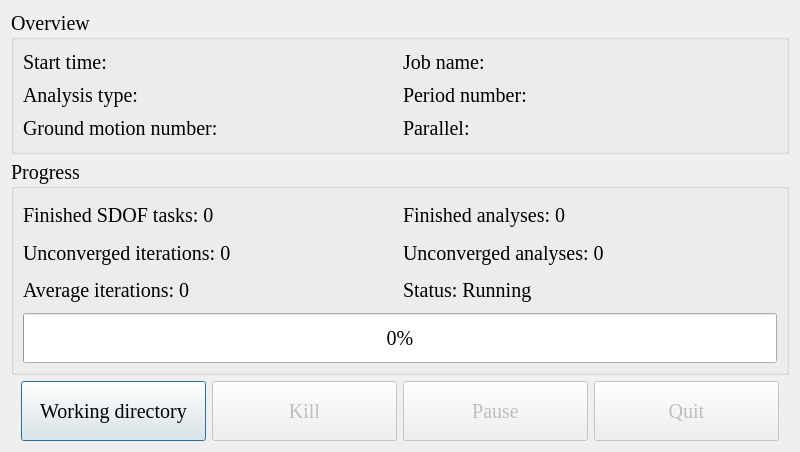
This is ui/Win.ui in WenchenLie/NRSA as Qt 5 draws it before an edit. The edited form follows.
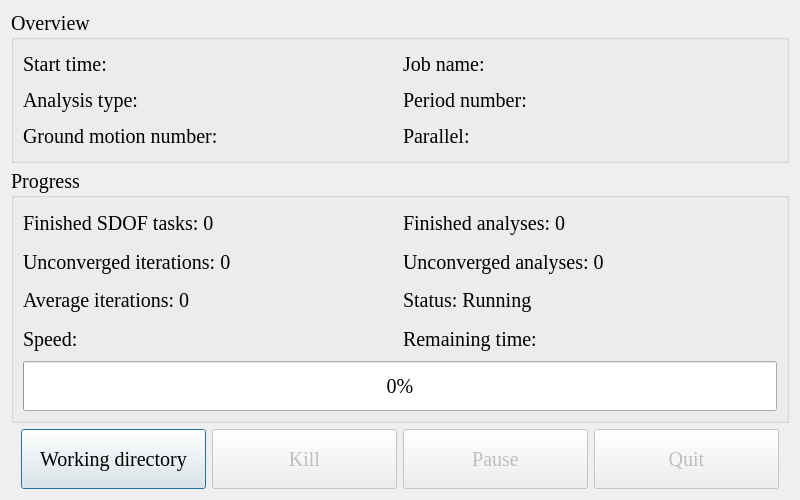
This is the edited form.

Patch:
```diff
--- a/ui/Win.ui
+++ b/ui/Win.ui
@@ -7,13 +7,13 @@
     <x>0</x>
     <y>0</y>
     <width>800</width>
-    <height>452</height>
+    <height>500</height>
    </rect>
   </property>
   <property name="minimumSize">
    <size>
     <width>800</width>
-    <height>450</height>
+    <height>500</height>
    </size>
   </property>
   <property name="maximumSize">
@@ -31,7 +31,7 @@
   <property name="windowTitle">
    <string>NRSA monitor</string>
   </property>
-  <layout class="QVBoxLayout" name="verticalLayout_2" stretch="6,9,8,0">
+  <layout class="QVBoxLayout" name="verticalLayout_2" stretch="5,9,2,0">
    <item>
     <widget class="QGroupBox" name="groupBox_2">
      <property name="title">
@@ -42,6 +42,12 @@
        <layout class="QHBoxLayout" name="horizontalLayout_5">
         <item>
          <widget class="QLabel" name="label_2">
+          <property name="minimumSize">
+           <size>
+            <width>0</width>
+            <height>30</height>
+           </size>
+          </property>
           <property name="maximumSize">
            <size>
             <width>16777215</width>
@@ -78,6 +84,12 @@
        <layout class="QHBoxLayout" name="horizontalLayout_8">
         <item>
          <widget class="QLabel" name="label_8">
+          <property name="minimumSize">
+           <size>
+            <width>0</width>
+            <height>30</height>
+           </size>
+          </property>
           <property name="maximumSize">
            <size>
             <width>16777215</width>
@@ -114,6 +126,12 @@
        <layout class="QHBoxLayout" name="horizontalLayout_10">
         <item>
          <widget class="QLabel" name="label_10">
+          <property name="minimumSize">
+           <size>
+            <width>0</width>
+            <height>30</height>
+           </size>
+          </property>
           <property name="text">
            <string>Job name:</string>
           </property>
@@ -138,6 +156,12 @@
        <layout class="QHBoxLayout" name="horizontalLayout_7">
         <item>
          <widget class="QLabel" name="label_4">
+          <property name="minimumSize">
+           <size>
+            <width>0</width>
+            <height>30</height>
+           </size>
+          </property>
           <property name="maximumSize">
            <size>
             <width>16777215</width>
@@ -177,7 +201,7 @@
           <property name="minimumSize">
            <size>
             <width>0</width>
-            <height>0</height>
+            <height>30</height>
            </size>
           </property>
           <property name="maximumSize">
@@ -210,6 +234,12 @@
        <layout class="QHBoxLayout" name="horizontalLayout_6">
         <item>
          <widget class="QLabel" name="label_3">
+          <property name="minimumSize">
+           <size>
+            <width>0</width>
+            <height>30</height>
+           </size>
+          </property>
           <property name="maximumSize">
            <size>
             <width>16777215</width>
@@ -247,12 +277,18 @@
    </item>
    <item>
     <widget class="QGroupBox" name="groupBox">
+     <property name="minimumSize">
+      <size>
+       <width>0</width>
+       <height>0</height>
+      </size>
+     </property>
      <property name="title">
       <string>Progress</string>
      </property>
-     <layout class="QVBoxLayout" name="verticalLayout_3">
+     <layout class="QVBoxLayout" name="verticalLayout_3" stretch="5">
       <item>
-       <layout class="QVBoxLayout" name="verticalLayout" stretch="1,0,1,3">
+       <layout class="QVBoxLayout" name="verticalLayout" stretch="5,5,5,5,2">
         <item>
          <layout class="QHBoxLayout" name="horizontalLayout_2" stretch="1,1">
           <item>
@@ -266,7 +302,7 @@
             <property name="maximumSize">
              <size>
               <width>16777215</width>
-              <height>30</height>
+              <height>16777215</height>
              </size>
             </property>
             <property name="text">
@@ -279,7 +315,7 @@
             <property name="minimumSize">
              <size>
               <width>0</width>
-              <height>0</height>
+              <height>30</height>
              </size>
             </property>
             <property name="maximumSize">
@@ -296,7 +332,7 @@
          </layout>
         </item>
         <item>
-         <layout class="QHBoxLayout" name="horizontalLayout_4">
+         <layout class="QHBoxLayout" name="horizontalLayout_4" stretch="1,1">
           <item>
            <widget class="QLabel" name="label_11">
             <property name="minimumSize">
@@ -305,6 +341,12 @@
               <height>30</height>
              </size>
             </property>
+            <property name="maximumSize">
+             <size>
+              <width>16777215</width>
+              <height>16777215</height>
+             </size>
+            </property>
             <property name="text">
              <string>Unconverged iterations: 0</string>
             </property>
@@ -318,6 +360,12 @@
               <height>30</height>
              </size>
             </property>
+            <property name="maximumSize">
+             <size>
+              <width>16777215</width>
+              <height>16777215</height>
+             </size>
+            </property>
             <property name="text">
              <string>Unconverged analyses: 0</string>
             </property>
@@ -326,7 +374,7 @@
          </layout>
         </item>
         <item>
-         <layout class="QHBoxLayout" name="horizontalLayout_9">
+         <layout class="QHBoxLayout" name="horizontalLayout_9" stretch="1,1">
           <item>
            <widget class="QLabel" name="label_5">
             <property name="minimumSize">
@@ -335,6 +383,12 @@
               <height>30</height>
              </size>
             </property>
+            <property name="maximumSize">
+             <size>
+              <width>16777215</width>
+              <height>16777215</height>
+             </size>
+            </property>
             <property name="text">
              <string>Average iterations: 0</string>
             </property>
@@ -342,6 +396,18 @@
           </item>
           <item>
            <widget class="QLabel" name="label_12">
+            <property name="minimumSize">
+             <size>
+              <width>0</width>
+              <height>30</height>
+             </size>
+            </property>
+            <property name="maximumSize">
+             <size>
+              <width>16777215</width>
+              <height>16777215</height>
+             </size>
+            </property>
             <property name="text">
              <string>Status: Running</string>
             </property>
@@ -349,6 +415,48 @@
           </item>
          </layout>
         </item>
+        <item>
+         <layout class="QHBoxLayout" name="horizontalLayout_11" stretch="1,1">
+          <item>
+           <widget class="QLabel" name="label_14">
+            <property name="minimumSize">
+             <size>
+              <width>0</width>
+              <height>30</height>
+             </size>
+            </property>
+            <property name="maximumSize">
+             <size>
+              <width>16777215</width>
+              <height>16777215</height>
+             </size>
+            </property>
+            <property name="text">
+             <string>Speed:</string>
+            </property>
+           </widget>
+          </item>
+          <item>
+           <widget class="QLabel" name="label_13">
+            <property name="minimumSize">
+             <size>
+              <width>0</width>
+              <height>30</height>
+             </size>
+            </property>
+            <property name="maximumSize">
+             <size>
+              <width>16777215</width>
+              <height>16777215</height>
+             </size>
+            </property>
+            <property name="text">
+             <string>Remaining time:</string>
+            </property>
+           </widget>
+          </item>
+         </layout>
+        </item>
         <item>
          <widget class="QProgressBar" name="progressBar">
           <property name="minimumSize">
@@ -357,6 +465,12 @@
             <height>50</height>
            </size>
           </property>
+          <property name="maximumSize">
+           <size>
+            <width>16777215</width>
+            <height>16777215</height>
+           </size>
+          </property>
           <property name="value">
            <number>0</number>
           </property>
```
